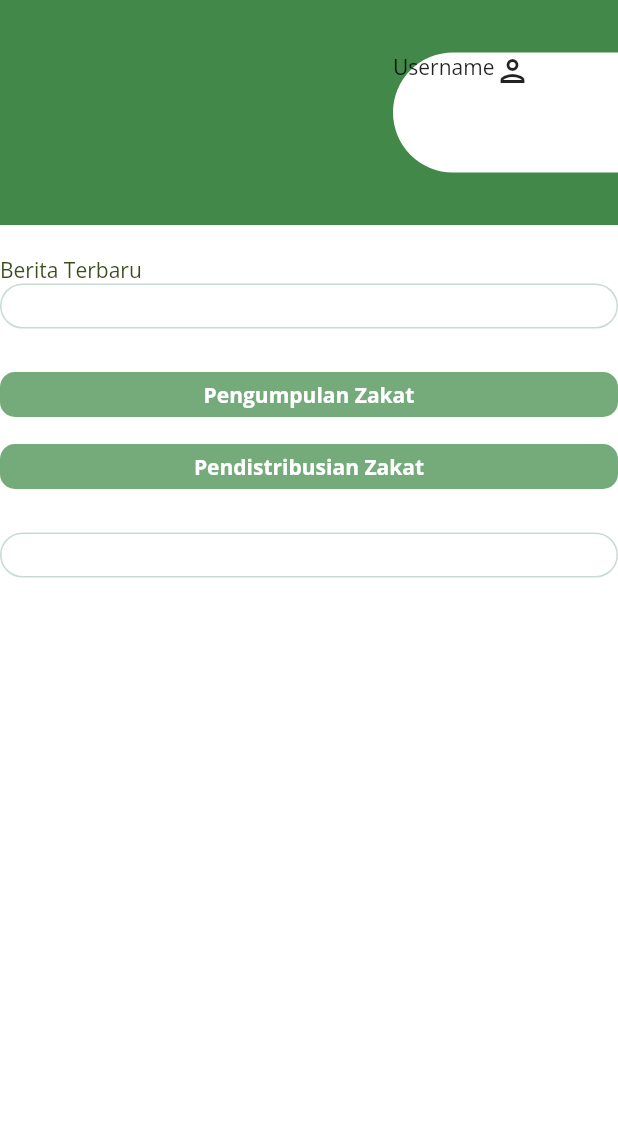
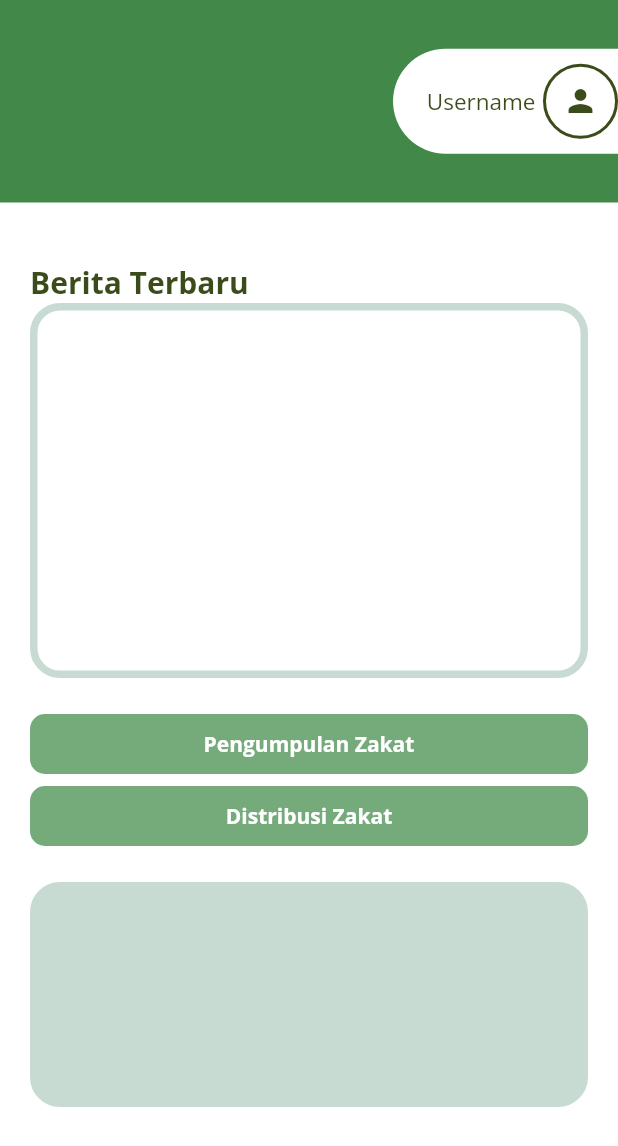
Before and after one commit to zanira-zakathon/zanira, a Flutter app: the HomeScreen screen opened directly, on a phone screen of 412 x 824 dp. Shown: the top 1146 px of the screen. Run offline on Flutter 3.47's test engine with Material 2 defaults, Android fonts, the phone set to English and light mode, and no system bars; our stand-ins replace flutter_riverpod, freezed_annotation, get_it, google_fonts, riverpod, shared_preferences; missing offline and left inert: icon_decoration; accounts and stored records are empty.

Commit message:
Home screen ui nya selesai, tinggal isi nya

```diff
--- a/zanira/lib/screen/akun/akun_screen.dart
+++ b/zanira/lib/screen/akun/akun_screen.dart
@@ -0,0 +1,14 @@
+import 'package:flutter/material.dart';
+
+class AkunScreen extends StatelessWidget {
+  @override
+  Widget build(BuildContext context) {
+    return Scaffold(
+      body: Center(
+        child: Container(
+          child: Icon(Icons.person_2_outlined),
+        ),
+      ),
+    );
+  }
+}
--- a/zanira/lib/screen/home/home_screen.dart
+++ b/zanira/lib/screen/home/home_screen.dart
@@ -1,5 +1,8 @@
 import 'package:flutter/material.dart';
 import 'package:flutter_riverpod/flutter_riverpod.dart';
+import 'package:icon_decoration/icon_decoration.dart';
+
+import 'package:zanira/screen/akun/akun_screen.dart';
 import 'package:zanira/style/button.dart';
 import 'package:zanira/style/color.dart';
 
@@ -16,11 +19,12 @@ class HomeScreen extends ConsumerWidget {
           //Topbar
           Container(
             color: header,
-            height: 150,
+            height: 135,
             child: Align(
               alignment: Alignment.centerRight,
+              child: GestureDetector(
                   child: Container(
-                height: 80,
+                    height: 70,
                     width: 150,
                     decoration: BoxDecoration(
                         color: Colors.white,
@@ -28,66 +32,112 @@ class HomeScreen extends ConsumerWidget {
                             topLeft: Radius.circular(50),
                             bottomLeft: Radius.circular(50))),
                     child: Row(
-                    mainAxisAlignment: MainAxisAlignment.start,
-                    crossAxisAlignment: CrossAxisAlignment.start,
+                        mainAxisAlignment: MainAxisAlignment.end,
+                        crossAxisAlignment: CrossAxisAlignment.center,
                         children: <Widget>[
-                      Text('Username'),
-                      Icon(Icons.person_outlined)
+                          Text(
+                            'Username',
+                            style: TextStyle(fontSize: 15, color: blackprimary),
+                          ),
+                          SizedBox(
+                            width: 5,
+                          ),
+                          Container(
+                            height: 50,
+                            width: 50,
+                            decoration: BoxDecoration(
+                                shape: BoxShape.circle,
+                                border:
+                                    Border.all(width: 2, color: blackprimary)),
+                            child: Icon(
+                              Icons.person,
+                              color: blackprimary,
+                            ),
+                          )
                         ]),
                   ),
+                  onTap: () {
+                    Navigator.of(context).push(
+                        MaterialPageRoute(builder: (context) => AkunScreen()));
+                  }),
             ),
           ),
 
+          //Padding
           SizedBox(
             height: 20,
           ),
 
+          //BodyPart
+          Padding(
+            padding: EdgeInsets.all(20),
+            child: Column(
+              mainAxisAlignment: MainAxisAlignment.start,
+              crossAxisAlignment: CrossAxisAlignment.start,
+              children: <Widget>[
+                //Bagan Berita
                 Container(
                   child: Text(
                     'Berita Terbaru',
-              style: TextStyle(color: blackprimary),
+                    style: TextStyle(
+                        color: blackprimary,
+                        fontSize: 20,
+                        fontWeight: FontWeight.bold),
                   ),
                 ),
 
+                //Box berita, can be scrolled and inside is ListView, untuk zidan, mohon dibantu
                 SingleChildScrollView(
                     scrollDirection: Axis.vertical,
                     child: Container(
                       padding: const EdgeInsets.all(5),
-                height: 30,
                       decoration: BoxDecoration(
-                    border: Border.all(color: lightbackground),
-                    borderRadius: BorderRadius.all(Radius.circular(20))),
+                          border: Border.all(color: lightbackground, width: 5),
+                          borderRadius: BorderRadius.all(
+                            Radius.circular(20),
+                          )),
+                      constraints: BoxConstraints(minHeight: 250),
                     )),
 
+                //Padding
                 SizedBox(
                   height: 20,
                 ),
 
+                //Button untuk ke pengumpulan zakat
                 ElevatedButton(
                     onPressed: () {},
                     style: darkButton_home,
                     child: Text("Pengumpulan Zakat",
                         style: TextStyle(fontWeight: FontWeight.bold))),
 
+                //Button untuk ke distribusi zakat
                 ElevatedButton(
                     onPressed: () {},
                     style: darkButton_home,
-              child: Text("Pendistribusian Zakat",
+                    child: Text("Distribusi Zakat",
                         style: TextStyle(fontWeight: FontWeight.bold))),
 
                 SizedBox(
                   height: 20,
                 ),
 
+                //On going Distribution, using listview
                 SingleChildScrollView(
                     scrollDirection: Axis.vertical,
                     child: Container(
                       padding: const EdgeInsets.all(5),
-                height: 30,
                       decoration: BoxDecoration(
-                    border: Border.all(color: lightbackground),
-                    borderRadius: BorderRadius.all(Radius.circular(20))),
+                          color: lightbackground,
+                          border: Border.all(color: lightbackground, width: 5),
+                          borderRadius: BorderRadius.all(
+                            Radius.circular(20),
                           )),
+                      constraints: BoxConstraints(minHeight: 150),
+                    )),
+              ],
+            ),
+          )
         ],
       ),
     );
--- a/zanira/lib/style/button.dart
+++ b/zanira/lib/style/button.dart
@@ -35,7 +35,7 @@ final ButtonStyle darkButton = ElevatedButton.styleFrom(
 );
 
 final ButtonStyle darkButton_home = ElevatedButton.styleFrom(
-  minimumSize: const Size.fromHeight(30),
+  minimumSize: const Size.fromHeight(40),
   backgroundColor: darkbackground,
   elevation: 0,
   shape: const RoundedRectangleBorder(
--- a/zanira/pubspec.yaml
+++ b/zanira/pubspec.yaml
@@ -45,6 +45,7 @@ dependencies:
   get_it: ^7.6.0
   http: ^1.1.0
   shared_preferences: ^2.2.0
+  icon_decoration: any
 
 dev_dependencies:
   flutter_test:
```
Also changed, not shown: zanira/pubspec.lock. Lines whose indentation alone changed are shown as unchanged.
